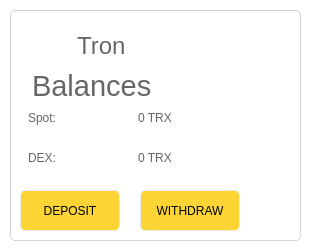
Old version of the form page/dex/pagedexlist/pagedexlist.ui in the repository LYRA-Block-Lattice/LyraWalletManager.
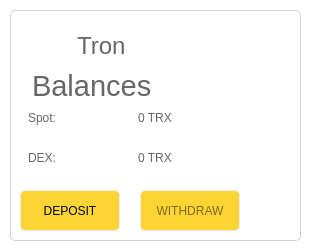
New version of the form. Icons and pictures are not drawn.

What changed in the file:
```diff
--- a/page/dex/pagedexlist/pagedexlist.ui
+++ b/page/dex/pagedexlist/pagedexlist.ui
@@ -316,6 +316,9 @@
     </property>
    </widget>
    <widget class="QPushButton" name="withdrawPushButton">
+    <property name="enabled">
+     <bool>false</bool>
+    </property>
     <property name="geometry">
      <rect>
       <x>130</x>
```
Left out of the diff: 6 changed lines with no effect on the pictures.
